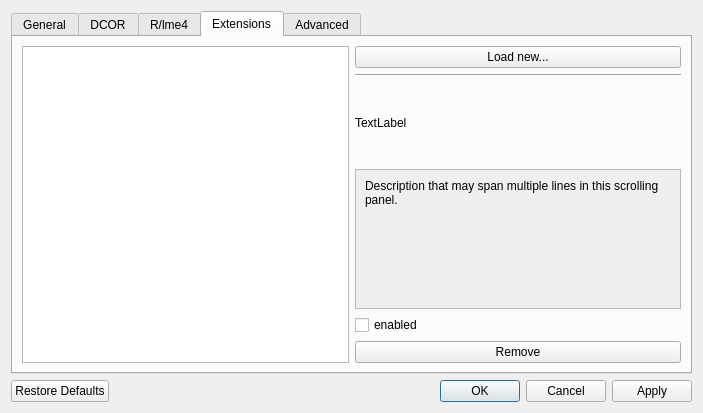
Before: the Qt Designer form shapeout2/gui/preferences.ui in DC-analysis/DCscope, drawn with Qt 5.
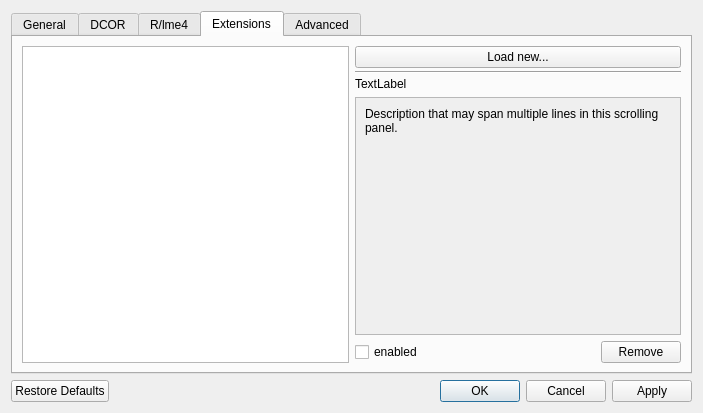
After: the same form once the commit is applied. The open tabs and pages were chosen to show the change. Icons and pictures are not drawn.

Commit message: finish UI for extensions #85

Patch:
```diff
--- a/shapeout2/gui/preferences.ui
+++ b/shapeout2/gui/preferences.ui
@@ -218,6 +218,9 @@
        </item>
        <item>
         <layout class="QVBoxLayout" name="verticalLayout_6">
+         <property name="spacing">
+          <number>3</number>
+         </property>
          <item alignment="Qt::AlignTop">
           <widget class="QPushButton" name="pushButton_ext_load">
            <property name="text">
@@ -225,9 +228,16 @@
            </property>
           </widget>
          </item>
+         <item>
+          <widget class="Line" name="line">
+           <property name="orientation">
+            <enum>Qt::Horizontal</enum>
+           </property>
+          </widget>
+         </item>
          <item>
           <widget class="QWidget" name="widget_ext_controls" native="true">
-           <layout class="QVBoxLayout" name="verticalLayout_8">
+           <layout class="QVBoxLayout" name="verticalLayout_8" stretch="0,10000,0">
             <property name="leftMargin">
              <number>0</number>
             </property>
@@ -240,18 +250,17 @@
             <property name="bottomMargin">
              <number>0</number>
             </property>
-            <item>
-             <widget class="Line" name="line">
-              <property name="orientation">
-               <enum>Qt::Horizontal</enum>
-              </property>
-             </widget>
-            </item>
             <item>
              <widget class="QLabel" name="label_ext_name">
               <property name="text">
                <string>TextLabel</string>
               </property>
+              <property name="textFormat">
+               <enum>Qt::PlainText</enum>
+              </property>
+              <property name="wordWrap">
+               <bool>true</bool>
+              </property>
              </widget>
             </item>
             <item>
@@ -259,9 +268,12 @@
               <property name="maximumSize">
                <size>
                 <width>16777215</width>
-                <height>140</height>
+                <height>16777215</height>
                </size>
               </property>
+              <property name="frameShadow">
+               <enum>QFrame::Plain</enum>
+              </property>
               <property name="widgetResizable">
                <bool>true</bool>
               </property>
@@ -271,12 +283,18 @@
                  <x>0</x>
                  <y>0</y>
                  <width>324</width>
-                 <height>138</height>
+                 <height>213</height>
                 </rect>
                </property>
                <layout class="QVBoxLayout" name="verticalLayout_7">
                 <item>
                  <widget class="QLabel" name="label_ext_description">
+                  <property name="sizePolicy">
+                   <sizepolicy hsizetype="Preferred" vsizetype="Expanding">
+                    <horstretch>0</horstretch>
+                    <verstretch>0</verstretch>
+                   </sizepolicy>
+                  </property>
                   <property name="text">
                    <string>&lt;html&gt;&lt;head/&gt;&lt;body&gt;&lt;p&gt;Description that may span multiple lines in this scrolling panel.&lt;br/&gt;&lt;/p&gt;&lt;/body&gt;&lt;/html&gt;</string>
                   </property>
@@ -314,15 +332,15 @@
                 </property>
                </spacer>
               </item>
+              <item>
+               <widget class="QPushButton" name="pushButton_ext_remove">
+                <property name="text">
+                 <string>Remove</string>
+                </property>
+               </widget>
+              </item>
              </layout>
             </item>
-            <item>
-             <widget class="QPushButton" name="pushButton_ext_remove">
-              <property name="text">
-               <string>Remove</string>
-              </property>
-             </widget>
-            </item>
            </layout>
           </widget>
          </item>
```
Left out of the diff: 2 changed lines with no effect on the pictures. The commit also changes 2 other files.
